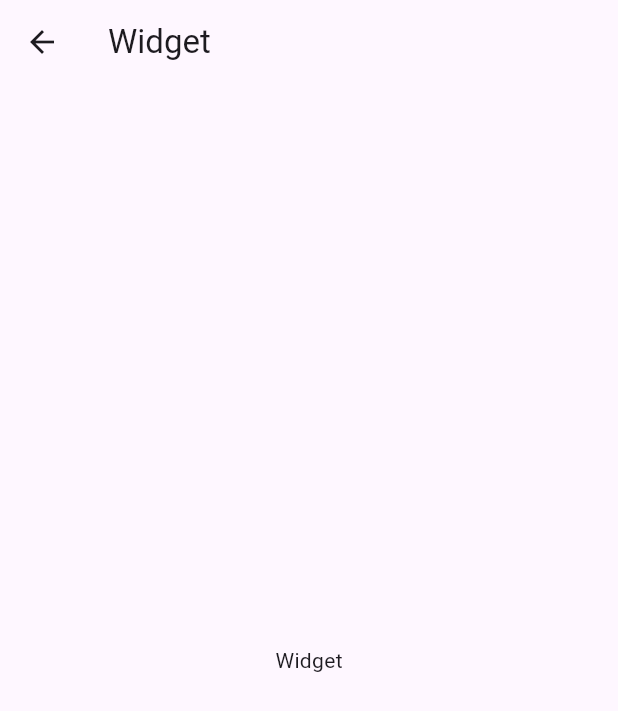
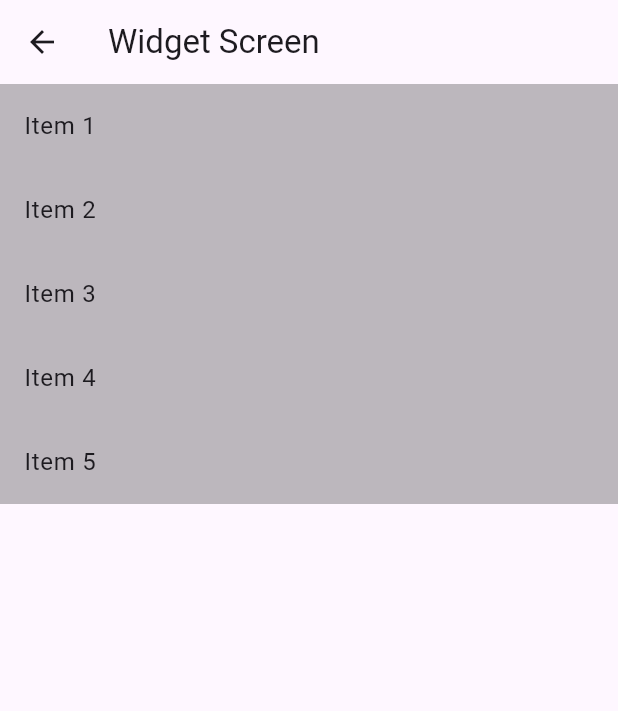
Before and after one commit to manelmarce-lgtm/P2PMM, a Flutter app: the screen it shows after launch, after a tap on "Explora widgetPage", on a phone screen of 412 x 824 dp. Shown: the top 711 px of the screen. Run offline on Flutter 3.47's test engine with Material 3 defaults, Android fonts, the phone set to English and light mode, and no system bars.

Commit message:
WidgetScreen: Working but not finished. Accesibility problems on persScreen and homeScreen solved

```diff
--- a/lib/screens/home_screen.dart
+++ b/lib/screens/home_screen.dart
@@ -26,9 +26,12 @@ class _HomeScreenState extends State<HomeScreen> {
         centerTitle: true,
         backgroundColor: Colors.blue,
       ),
-      body: Padding(
-        padding: const EdgeInsets.all(16.0),
-        child: Column(children: [const SizedBox(height: 16), _profileCard()]),
+      body: Center(
+
+        child: Padding(
+          padding: const EdgeInsets.all(16.0),
+          child: Column(children: [const SizedBox(height: 16), _profileCard()]),
+        )
       ),
     );
   }
--- a/lib/screens/personal_screen.dart
+++ b/lib/screens/personal_screen.dart
@@ -97,13 +97,14 @@ class _PersonalScreenState extends State<PersonalScreen> {
               ),
               const SizedBox(height: 12),
 
-              // 3. Email Address (Teclat configurat per a email)
+              // 3. Email Address
               TextFormField(
                 initialValue: _email,
-                keyboardType: TextInputType.emailAddress,
                 decoration: const InputDecoration(
                   labelText: 'Email',
-                  hintText: 'Introdueix el teu email',
+                  hintText: 'Introdueix només el nom',
+                  suffixText: '@gmail.com',
+                  suffixStyle: TextStyle(color: Colors.grey, fontWeight: FontWeight.bold),
                 ),
                 validator: (value) {
                   if (value == null || value.trim().isEmpty) {
@@ -111,7 +112,7 @@ class _PersonalScreenState extends State<PersonalScreen> {
                   }
                   return null;
                 },
-                onSaved: (value) => _email = value!.trim(),
+                onSaved: (value) => _email = '${value!.trim()}@gmail.com',
               ),
               const SizedBox(height: 12),
 
--- a/lib/screens/widget_screen.dart
+++ b/lib/screens/widget_screen.dart
@@ -1,22 +1,55 @@
 import 'package:flutter/material.dart';
 
-class WidgetScreen extends StatelessWidget{
-   const WidgetScreen({super.key});
+class WidgetScreen extends StatefulWidget {
+  const WidgetScreen({super.key});
 
+  @override
+  State<WidgetScreen> createState() => _WidgetScreenState();
+}
 
-
+class _WidgetScreenState extends State<WidgetScreen> {
+  final List<String> items = ["Item 1", "Item 2", "Item 3", "Item 4", "Item 5"];
 
   @override
   Widget build(BuildContext context) {
     return Scaffold(
       appBar: AppBar(
-        title:const Text('Widget'),
-      ), body:
-      const Center(
-        child: Text('Widget'),
+        title: const Text("Widget Screen"),
+      ),
+      body: ListView.builder(
+        itemCount: items.length,
+        itemBuilder: (context, index) {
+          final item = items[index];
+
+          return Dismissible(
+            key: Key(item), // Clave única por elemento
+            background: Container(
+              color: Colors.green,
+              alignment: Alignment.centerLeft,
+              child: const Icon(Icons.check, color: Colors.white),
+            ),
+            secondaryBackground: Container(
+              color: Colors.red,
+              alignment: Alignment.centerRight,
+              child: const Icon(Icons.cancel, color: Colors.white),
+            ),
+            onDismissed: (direction) {
+              setState(() {
+                items.removeAt(index);
+              });
+              if (direction == DismissDirection.endToStart) {
+                debugPrint("$item descartat cap a la esquerra");
+              } else {
+                debugPrint("$item descartat cap a la dreta");
+              }
+            },
+            child: ListTile(
+              title: Text(item),
+              tileColor: Colors.black26,
+            ),
+          );
+        },
       ),
     );
   }
-
-
-  }
+}
--- a/pubspec.yaml
+++ b/pubspec.yaml
@@ -30,11 +30,11 @@ environment:
 dependencies:
   flutter:
     sdk: flutter
-    intl: ^0.19.0
 
+  cupertino_icons: ^1.0.8
   # The following adds the Cupertino Icons font to your application.
   # Use with the CupertinoIcons class for iOS style icons.
-  cupertino_icons: ^1.0.8
+
 
 dev_dependencies:
   flutter_test:
```
